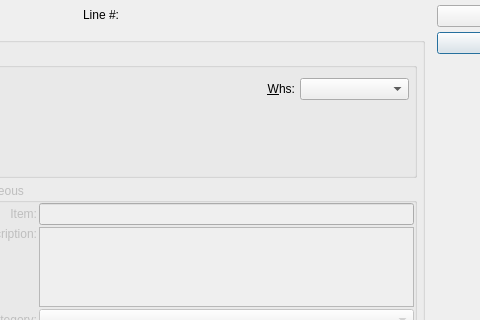
Before: the Qt Designer form guiclient/invoiceItem.ui in Pegasus-RPG/xtuple-client, drawn with Qt 5; both pictures show x 84 to 564 and y 0 to 320 of the 693 by 725 pixel window.
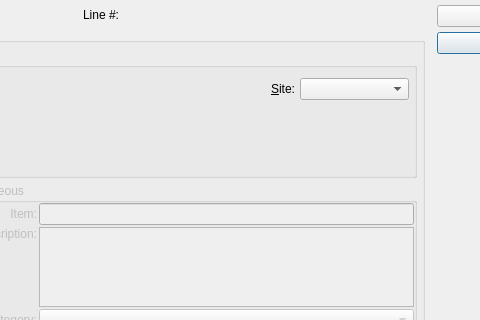
After: the same form once the commit is applied. Custom widgets are drawn as their Qt base class.

Commit message: issue #6692:first pass for changing "Warehouse" to "Site"

Diff of the .ui file:
```diff
--- a/guiclient/invoiceItem.ui
+++ b/guiclient/invoiceItem.ui
@@ -196,7 +196,7 @@
              <item row="0" column="0" >
               <widget class="QLabel" name="_warehouseLit" >
                <property name="text" >
-                <string>&amp;Whs:</string>
+                <string>&amp;Site:</string>
                </property>
                <property name="alignment" >
                 <set>Qt::AlignRight|Qt::AlignTrailing|Qt::AlignVCenter</set>
```
The commit also changes 201 other files.
